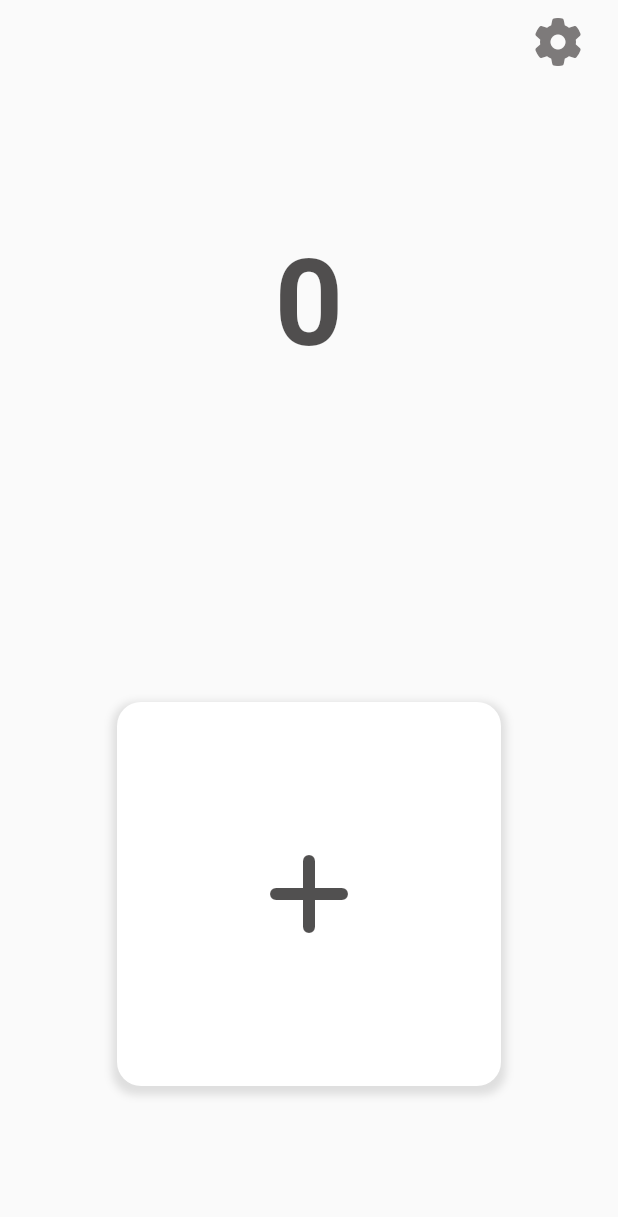
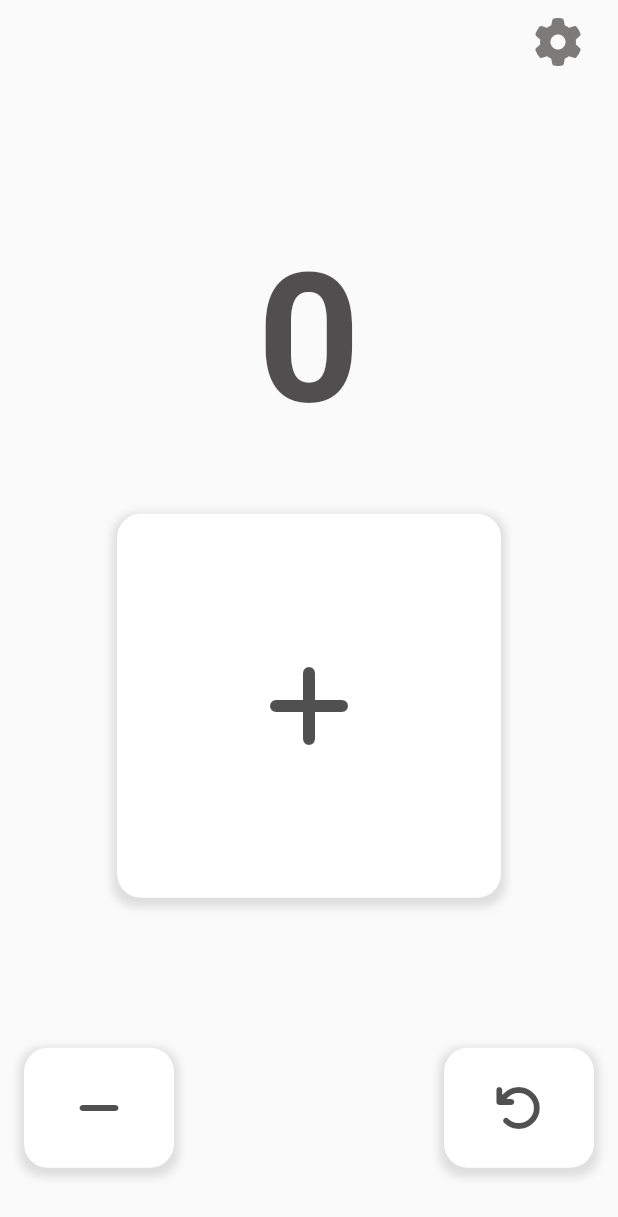
Before and after one commit to yongdo-kim/2023_counter_app, a Flutter app: the screen it shows after launch, on a phone screen of 412 x 824 dp. Shown: the top 1217 px of the screen. Run offline on Flutter 3.47's test engine with Material 2 defaults, Android fonts, the phone set to English and light mode, and no system bars; drawn by our look-alikes of animated_flip_counter; our stand-ins replace bloc, equatable, firebase_analytics, firebase_core, firebase_crashlytics, flutter_bloc and 5 more; accounts and stored records are empty.

Commit message:
feat rest, minus func added

```diff
--- a/lib/counter/application/counter_bloc.dart
+++ b/lib/counter/application/counter_bloc.dart
@@ -13,6 +13,7 @@ class CounterBloc extends Bloc<CounterEvent, CounterState> {
     on<CounterStarted>(_onCounterStarted);
     on<CounterUp>(_onCounterUp);
     on<CounterDown>(_onCounterDown);
+    on<CounterReset>(_onCounterReset);
   }
 
   Future<void> _onCounterStarted(
@@ -37,4 +38,8 @@ class CounterBloc extends Bloc<CounterEvent, CounterState> {
       emit(state.copyWith(count: count));
     }
   }
+
+  void _onCounterReset(CounterReset event, Emitter<CounterState> emit) {
+    emit(state.copyWith(count: 0));
+  }
 }
--- a/lib/counter/application/counter_event.dart
+++ b/lib/counter/application/counter_event.dart
@@ -17,3 +17,7 @@ class CounterUp extends CounterEvent {
 class CounterDown extends CounterEvent {
   const CounterDown();
 }
+
+class CounterReset extends CounterEvent {
+  const CounterReset();
+}
--- a/lib/counter/presentation/counterPage.dart
+++ b/lib/counter/presentation/counterPage.dart
@@ -39,7 +39,8 @@ class CounterApp extends StatelessWidget {
       ),
       body: SafeArea(
         child: BlocProvider(
-          create: (context) => getIt<CounterBloc>()..add(const CounterStarted()),
+          create: (context) =>
+              getIt<CounterBloc>()..add(const CounterStarted()),
           child: BlocBuilder<CounterBloc, CounterState>(
             builder: (context, state) {
               return Padding(
@@ -52,7 +53,7 @@ class CounterApp extends StatelessWidget {
                     AnimatedFlipCounter(
                         value: state.count,
                         textStyle: NariFont.bold.copyWith(
-                            fontSize: 80, color: NariColor.primaryBlack)),
+                            fontSize: 120, color: NariColor.primaryBlack)),
                     Expanded(child: Container()),
                     NariButton(
                       width: 256,
@@ -66,7 +67,12 @@ class CounterApp extends StatelessWidget {
                     ),
                     const SizedBox(
                       height: 100,
-                    )
+                    ),
+                    Row(
+                      mainAxisAlignment: MainAxisAlignment.spaceBetween,
+                      children: const [CounterMinusBox(), CounterResetBox()],
+                    ),
+                    const Expanded(child: SizedBox())
                   ],
                 ),
               );
@@ -77,3 +83,37 @@ class CounterApp extends StatelessWidget {
     );
   }
 }
+
+class CounterMinusBox extends StatelessWidget {
+  const CounterMinusBox({super.key});
+
+  @override
+  Widget build(BuildContext context) {
+    return NariButton(
+      width: 100,
+      backgroundColor: Colors.white,
+      padding: EdgeInsets.zero,
+      iconData: FontAwesomeIcons.minus,
+      onTap: () {
+        context.read<CounterBloc>().add(const CounterDown());
+      },
+    );
+  }
+}
+
+class CounterResetBox extends StatelessWidget {
+  const CounterResetBox({super.key});
+
+  @override
+  Widget build(BuildContext context) {
+    return NariButton(
+      width: 100,
+      backgroundColor: Colors.white,
+      padding: EdgeInsets.zero,
+      iconData: FontAwesomeIcons.arrowRotateLeft,
+      onTap: () {
+        context.read<CounterBloc>().add(const CounterReset());
+      },
+    );
+  }
+}
--- a/lib/design/button/nari_button.dart
+++ b/lib/design/button/nari_button.dart
@@ -32,7 +32,7 @@ class NariButton extends StatelessWidget {
   Widget build(BuildContext context) {
     return Padding(
       padding: padding ?? const EdgeInsets.symmetric(horizontal: 16),
-      child: InkWell(
+      child: GestureDetector(
         onLongPress: onLongTap,
         onTap: onTap,
         child: Container(
--- a/lib/design/card/nari_card.dart
+++ b/lib/design/card/nari_card.dart
@@ -27,7 +27,7 @@ class NariCard extends StatelessWidget {
   Widget build(BuildContext context) {
     return Padding(
       padding: padding ?? const EdgeInsets.symmetric(horizontal: 16),
-      child: InkWell(
+      child: GestureDetector(
         onTap: onTap,
         child: Container(
             alignment: Alignment.center,
```
